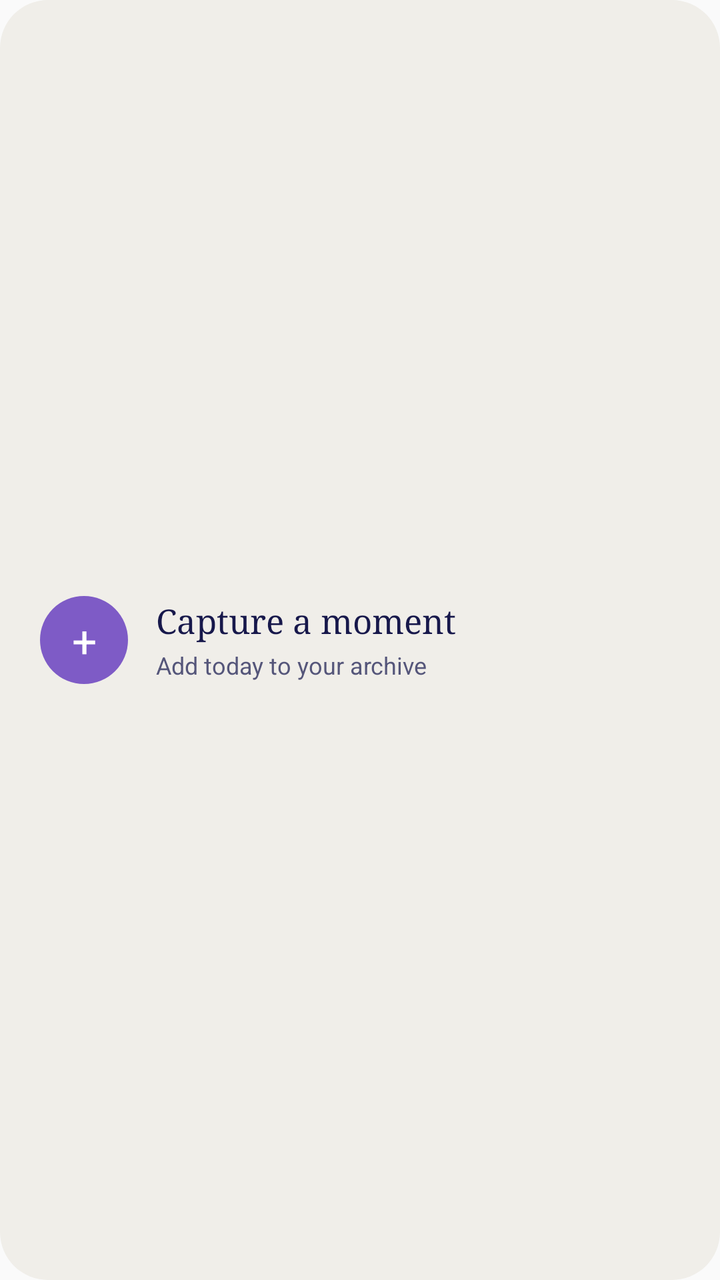
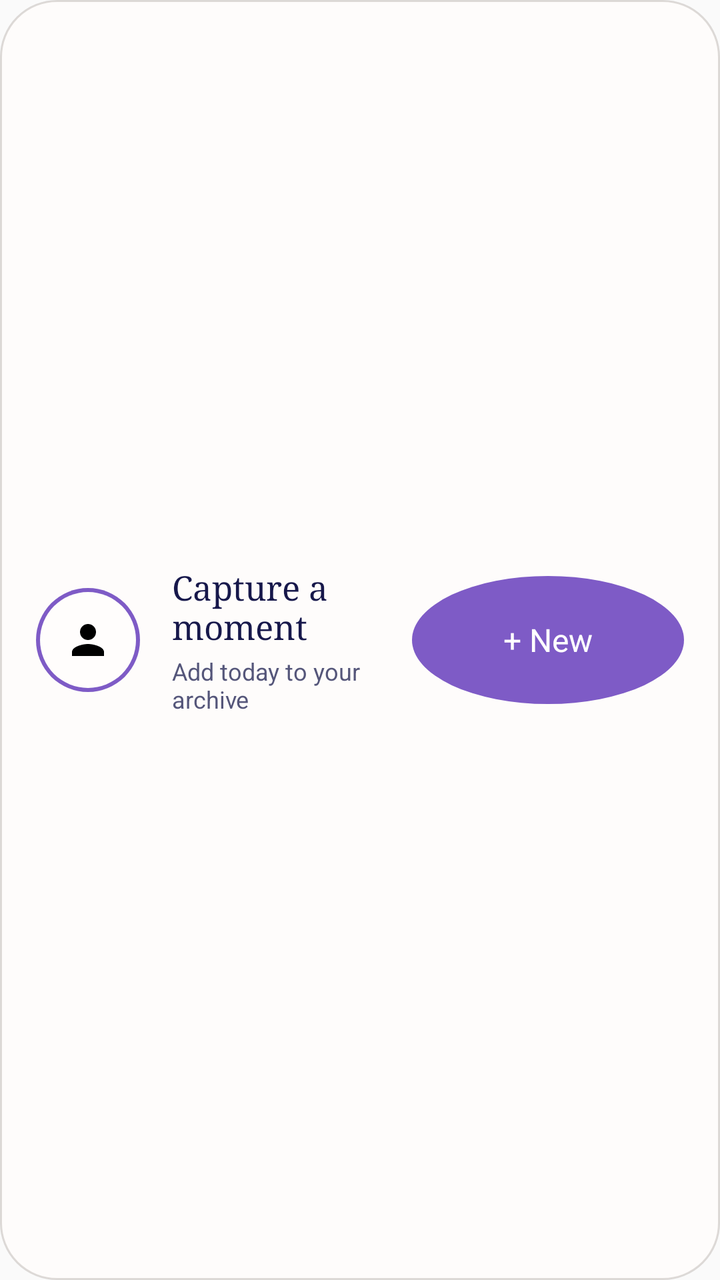

An Android layout rendered at two revisions. The XML below is the earlier revision; the diff shows what the commit changed to produce the second picture.
<!-- AndroidManifest.xml: application theme android:Theme.Material.Light.NoActionBar -->
<!-- res/layout/widget_quick_capture_preview.xml -->
<?xml version="1.0" encoding="utf-8"?>
<LinearLayout xmlns:android="http://schemas.android.com/apk/res/android"
    android:layout_width="match_parent"
    android:layout_height="match_parent"
    android:background="@drawable/widget_quick_capture_background"
    android:gravity="center_vertical"
    android:orientation="horizontal"
    android:padding="20dp">

    <TextView
        android:layout_width="44dp"
        android:layout_height="44dp"
        android:background="@drawable/widget_accent_badge"
        android:gravity="center"
        android:text="+"
        android:textColor="#FFFFFF"
        android:textSize="22sp" />

    <LinearLayout
        android:layout_width="wrap_content"
        android:layout_height="wrap_content"
        android:layout_marginStart="14dp"
        android:orientation="vertical">

        <TextView
            android:layout_width="wrap_content"
            android:layout_height="wrap_content"
            android:fontFamily="serif"
            android:text="Capture a moment"
            android:textColor="#17184B"
            android:textSize="17sp" />

        <TextView
            android:layout_width="wrap_content"
            android:layout_height="wrap_content"
            android:layout_marginTop="3dp"
            android:text="Add today to your archive"
            android:textColor="#55567A"
            android:textSize="12sp" />
    </LinearLayout>
</LinearLayout>
<!-- resources referenced by this layout -->
<resources>
  <!-- drawable widget_accent_badge (drawable) -->
  <shape xmlns:android="http://schemas.android.com/apk/res/android" android:shape="oval">
      <solid android:color="#7E5BC6" />
  </shape>
  <!-- drawable widget_quick_capture_background (drawable) -->
  <shape xmlns:android="http://schemas.android.com/apk/res/android" android:shape="rectangle">
      <solid android:color="#F0EEE9" />
      <corners android:radius="24dp" />
  </shape>
</resources>

<!-- the commit's change to res/layout/widget_quick_capture_preview.xml (unified diff, before → after) -->
@@ -1,25 +1,32 @@
 <?xml version="1.0" encoding="utf-8"?>
 <LinearLayout xmlns:android="http://schemas.android.com/apk/res/android"
+    xmlns:app="http://schemas.android.com/apk/res-auto"
     android:layout_width="match_parent"
     android:layout_height="match_parent"
     android:background="@drawable/widget_quick_capture_background"
     android:gravity="center_vertical"
     android:orientation="horizontal"
-    android:padding="20dp">
+    android:paddingHorizontal="18dp"
+    android:paddingVertical="8dp">
 
-    <TextView
-        android:layout_width="44dp"
-        android:layout_height="44dp"
-        android:background="@drawable/widget_accent_badge"
-        android:gravity="center"
-        android:text="+"
-        android:textColor="#FFFFFF"
-        android:textSize="22sp" />
+    <FrameLayout
+        android:layout_width="52dp"
+        android:layout_height="52dp"
+        android:background="@drawable/widget_profile_avatar_preview">
+
+        <ImageView
+            android:layout_width="24dp"
+            android:layout_height="24dp"
+            android:layout_gravity="center"
+            android:src="@drawable/widget_profile_placeholder"
+            app:tint="#55567A" />
+    </FrameLayout>
 
     <LinearLayout
-        android:layout_width="wrap_content"
+        android:layout_width="0dp"
         android:layout_height="wrap_content"
-        android:layout_marginStart="14dp"
+        android:layout_weight="1"
+        android:layout_marginStart="16dp"
         android:orientation="vertical">
 
         <TextView
@@ -38,4 +45,14 @@
             android:textColor="#55567A"
             android:textSize="12sp" />
     </LinearLayout>
+
+    <TextView
+        android:layout_width="136dp"
+        android:layout_height="64dp"
+        android:layout_marginStart="12dp"
+        android:background="@drawable/widget_accent_badge"
+        android:gravity="center"
+        android:text="+ New"
+        android:textColor="#FFFFFF"
+        android:textSize="16sp" />
 </LinearLayout>
<!-- resource entries referenced after the edit -->
@@ -4,10 +4,34 @@
   <shape xmlns:android="http://schemas.android.com/apk/res/android" android:shape="oval">
       <solid android:color="#7E5BC6" />
   </shape>
+  <!-- drawable widget_profile_avatar_preview (drawable) -->
+  <layer-list xmlns:android="http://schemas.android.com/apk/res/android">
+      <item>
+          <shape android:shape="oval">
+              <solid android:color="#7E5BC6" />
+          </shape>
+      </item>
+      <item android:bottom="2dp" android:left="2dp" android:right="2dp" android:top="2dp">
+          <shape android:shape="oval">
+              <solid android:color="#FFFFFDFC" />
+          </shape>
+      </item>
+  </layer-list>
+  <!-- drawable widget_profile_placeholder (drawable) -->
+  <vector xmlns:android="http://schemas.android.com/apk/res/android"
+      android:width="24dp"
+      android:height="24dp"
+      android:viewportWidth="24"
+      android:viewportHeight="24">
+      <path
+          android:fillColor="#FF000000"
+          android:pathData="M12,12C14.21,12 16,10.21 16,8C16,5.79 14.21,4 12,4C9.79,4 8,5.79 8,8C8,10.21 9.79,12 12,12M12,14C9.33,14 4,15.34 4,18V20H20V18C20,15.34 14.67,14 12,14Z" />
+  </vector>
   <!-- drawable widget_quick_capture_background (drawable) -->
   <shape xmlns:android="http://schemas.android.com/apk/res/android" android:shape="rectangle">
-      <solid android:color="#F0EEE9" />
-      <corners android:radius="24dp" />
+      <solid android:color="#C7FFFDFC" />
+      <stroke android:width="1dp" android:color="#293B251B" />
+      <corners android:radius="28dp" />
   </shape>
 </resources>
 
